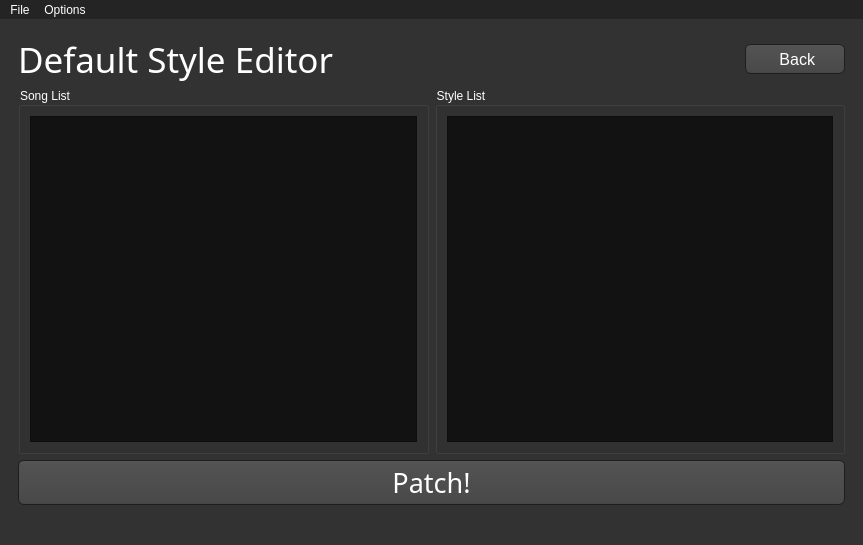
First picture: the form in WiiMusicPlus.ui, repository BenjaminHalko/WiiMusicEditorPlus, before the edit.
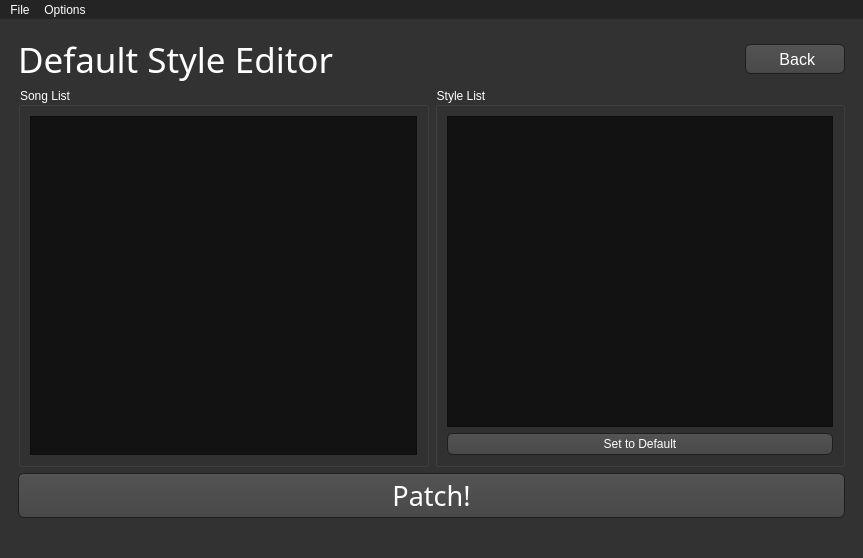
Second picture: the form after the edit. The open tabs and pages were chosen to show the change. Icons and pictures are not drawn.

Commit message: Worked on Default Style Editor

The edit to the form file:
```diff
--- a/WiiMusicPlus.ui
+++ b/WiiMusicPlus.ui
@@ -7,7 +7,7 @@
     <x>0</x>
     <y>0</y>
     <width>863</width>
-    <height>545</height>
+    <height>558</height>
    </rect>
   </property>
   <property name="palette">
@@ -2798,6 +2798,13 @@
              <item>
               <widget class="QListWidget" name="DS_Styles"/>
              </item>
+             <item>
+              <widget class="QPushButton" name="DS_Reset">
+               <property name="text">
+                <string>Set to Default</string>
+               </property>
+              </widget>
+             </item>
             </layout>
            </widget>
           </item>
```
Left out of the diff: 2 changed lines with no effect on the pictures. The commit also changes 10 other files.
